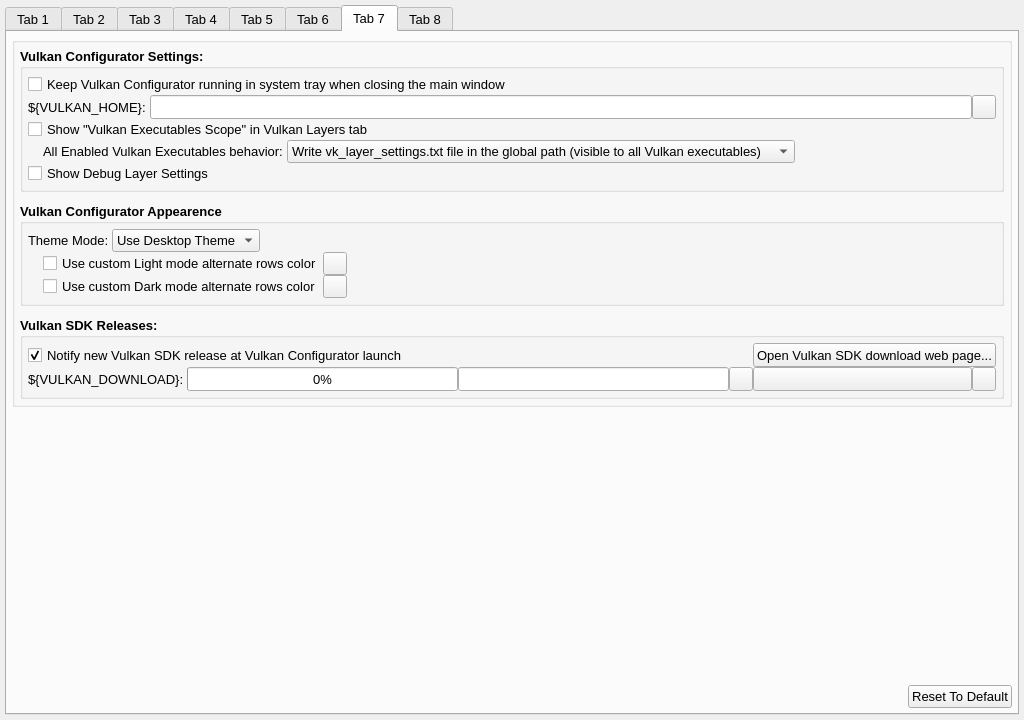
The window that vkconfig_gui/mainwindow.ui (LunarG/VulkanTools) describes before a commit, drawn with Qt 5.
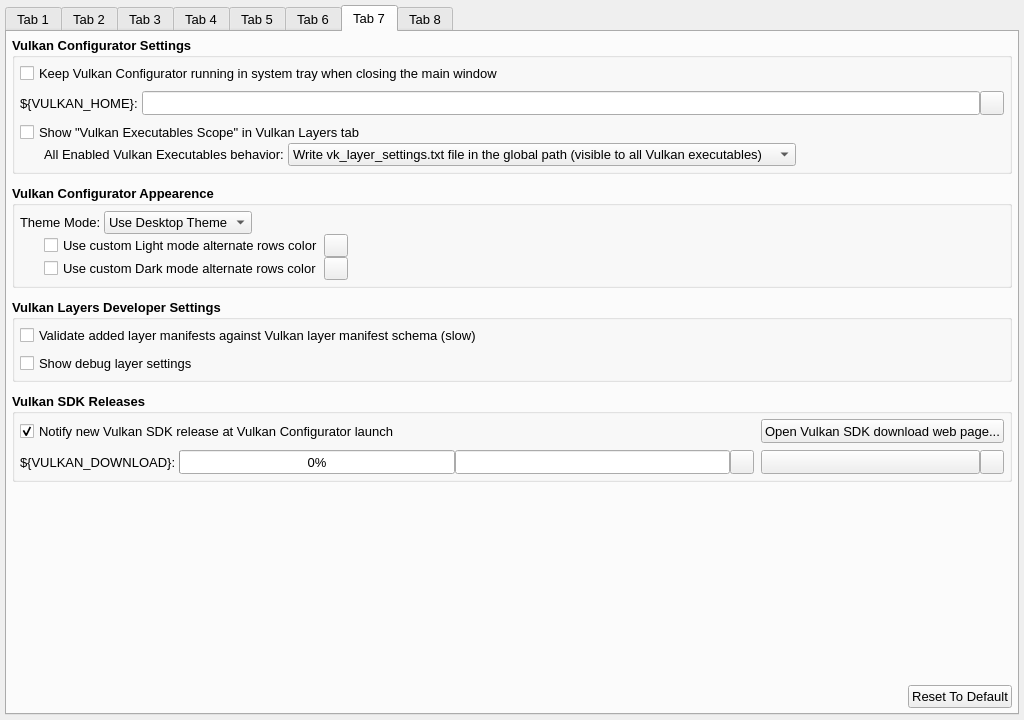
The same window after the commit. The open tabs and pages were chosen to show the change. Icons and pictures are not drawn.

Commit message: vkconfig: Refactor layers tab and improve UI consistency

Patch:
```diff
--- a/vkconfig_gui/mainwindow.ui
+++ b/vkconfig_gui/mainwindow.ui
@@ -3553,31 +3553,7 @@
        <attribute name="title">
         <string>Tab 7</string>
        </attribute>
-       <layout class="QVBoxLayout" name="verticalLayout_24" stretch="0,0,0">
-        <property name="spacing">
-         <number>11</number>
-        </property>
-        <property name="leftMargin">
-         <number>5</number>
-        </property>
-        <property name="topMargin">
-         <number>5</number>
-        </property>
-        <property name="rightMargin">
-         <number>5</number>
-        </property>
-        <property name="bottomMargin">
-         <number>5</number>
-        </property>
-        <item>
-         <widget class="QGroupBox" name="groupBox_5">
-          <property name="autoFillBackground">
-           <bool>false</bool>
-          </property>
-          <property name="title">
-           <string/>
-          </property>
-          <layout class="QVBoxLayout" name="verticalLayout_27">
+       <layout class="QVBoxLayout" name="verticalLayout_24" stretch="0,0,0,0,0,0">
            <property name="spacing">
             <number>11</number>
            </property>
@@ -3612,14 +3588,14 @@
               <bool>false</bool>
              </property>
              <property name="title">
-              <string>Vulkan Configurator Settings:</string>
+           <string>Vulkan Configurator Settings</string>
              </property>
              <property name="flat">
               <bool>false</bool>
              </property>
              <layout class="QVBoxLayout" name="verticalLayout_22">
               <property name="spacing">
-               <number>0</number>
+            <number>7</number>
               </property>
               <property name="leftMargin">
                <number>5</number>
@@ -3745,6 +3721,14 @@
                </layout>
               </item>
               <item>
+            <layout class="QVBoxLayout" name="verticalLayout_26">
+             <property name="spacing">
+              <number>0</number>
+             </property>
+             <property name="topMargin">
+              <number>0</number>
+             </property>
+             <item>
                <widget class="QCheckBox" name="preferences_show_executable_scope">
                 <property name="font">
                  <font>
@@ -3774,8 +3758,14 @@
                 </property>
                 <item>
                  <widget class="QLabel" name="label_15">
+                 <property name="minimumSize">
+                  <size>
+                   <width>24</width>
+                   <height>0</height>
+                  </size>
+                 </property>
                   <property name="text">
-                   <string>    </string>
+                  <string/>
                   </property>
                  </widget>
                 </item>
@@ -3832,28 +3822,7 @@
                 </item>
                </layout>
               </item>
-              <item>
-               <widget class="QCheckBox" name="preferences_show_debug_settings">
-                <property name="maximumSize">
-                 <size>
-                  <width>16777215</width>
-                  <height>24</height>
-                 </size>
-                </property>
-                <property name="font">
-                 <font>
-                  <family>Arial</family>
-                  <pointsize>10</pointsize>
-                  <bold>false</bold>
-                 </font>
-                </property>
-                <property name="toolTip">
-                 <string>Show debug layer settings, for layer development</string>
-                </property>
-                <property name="text">
-                 <string>Show Debug Layer Settings</string>
-                </property>
-               </widget>
+            </layout>
               </item>
              </layout>
             </widget>
@@ -4089,8 +4058,14 @@
                 </item>
                 <item row="0" column="0">
                  <widget class="QLabel" name="label_12">
+               <property name="minimumSize">
+                <size>
+                 <width>24</width>
+                 <height>0</height>
+                </size>
+               </property>
                   <property name="text">
-                   <string>    </string>
+                <string/>
                   </property>
                  </widget>
                 </item>
@@ -4099,6 +4074,80 @@
              </layout>
             </widget>
            </item>
+        <item>
+         <widget class="QGroupBox" name="groupBox_4">
+          <property name="font">
+           <font>
+            <family>Arial</family>
+            <pointsize>10</pointsize>
+            <bold>true</bold>
+           </font>
+          </property>
+          <property name="toolTip">
+           <string>This could be useful to check a layer manifest was edited correctly</string>
+          </property>
+          <property name="title">
+           <string>Vulkan Layers Developer Settings</string>
+          </property>
+          <layout class="QVBoxLayout" name="verticalLayout_21">
+           <property name="spacing">
+            <number>7</number>
+           </property>
+           <property name="leftMargin">
+            <number>5</number>
+           </property>
+           <property name="topMargin">
+            <number>5</number>
+           </property>
+           <property name="rightMargin">
+            <number>5</number>
+           </property>
+           <property name="bottomMargin">
+            <number>5</number>
+           </property>
+           <item>
+            <widget class="QCheckBox" name="preferences_validate_layer">
+             <property name="font">
+              <font>
+               <family>Arial</family>
+               <pointsize>10</pointsize>
+               <bold>false</bold>
+              </font>
+             </property>
+             <property name="toolTip">
+              <string>Check to validate the layer manifests wheen adding a user path. This may take some time...</string>
+             </property>
+             <property name="text">
+              <string>Validate added layer manifests against Vulkan layer manifest schema (slow)</string>
+             </property>
+            </widget>
+           </item>
+           <item>
+            <widget class="QCheckBox" name="preferences_show_debug_settings">
+             <property name="maximumSize">
+              <size>
+               <width>16777215</width>
+               <height>24</height>
+              </size>
+             </property>
+             <property name="font">
+              <font>
+               <family>Arial</family>
+               <pointsize>10</pointsize>
+               <bold>false</bold>
+              </font>
+             </property>
+             <property name="toolTip">
+              <string>Show debug layer settings, for layer development</string>
+             </property>
+             <property name="text">
+              <string>Show debug layer settings</string>
+             </property>
+            </widget>
+           </item>
+          </layout>
+         </widget>
+        </item>
            <item>
             <widget class="QGroupBox" name="preferences_group_box_releases">
              <property name="sizePolicy">
@@ -4118,7 +4167,7 @@
               <bool>false</bool>
              </property>
              <property name="title">
-              <string>Vulkan SDK Releases:</string>
+           <string>Vulkan SDK Releases</string>
              </property>
              <property name="flat">
               <bool>false</bool>
@@ -4128,7 +4177,7 @@
              </property>
              <layout class="QVBoxLayout" name="verticalLayout_25">
               <property name="spacing">
-               <number>0</number>
+            <number>7</number>
               </property>
               <property name="leftMargin">
                <number>5</number>
@@ -4151,7 +4200,7 @@
                  <number>0</number>
                 </property>
                 <property name="spacing">
-                 <number>0</number>
+              <number>7</number>
                 </property>
                 <item row="2" column="0">
                  <layout class="QHBoxLayout" name="horizontalLayout_8">
@@ -4421,9 +4470,6 @@
              </layout>
             </widget>
            </item>
-          </layout>
-         </widget>
-        </item>
         <item>
          <spacer name="verticalSpacer_2">
           <property name="orientation">
@@ -4515,30 +4561,6 @@
          <number>5</number>
         </property>
         <item>
-         <widget class="QGroupBox" name="groupBox_4">
-          <property name="autoFillBackground">
-           <bool>false</bool>
-          </property>
-          <property name="title">
-           <string/>
-          </property>
-          <layout class="QVBoxLayout" name="verticalLayout_26">
-           <property name="spacing">
-            <number>0</number>
-           </property>
-           <property name="leftMargin">
-            <number>5</number>
-           </property>
-           <property name="topMargin">
-            <number>5</number>
-           </property>
-           <property name="rightMargin">
-            <number>5</number>
-           </property>
-           <property name="bottomMargin">
-            <number>5</number>
-           </property>
-           <item>
             <widget class="QGroupBox" name="groupBox">
              <property name="minimumSize">
               <size>
@@ -4803,9 +4825,6 @@
              <property name="openExternalLinks">
               <bool>true</bool>
              </property>
-            </widget>
-           </item>
-          </layout>
          </widget>
         </item>
        </layout>
```
Left out of the diff: 291 changed lines with no effect on the pictures. Lines whose indentation alone changed are shown as unchanged. The commit also changes 36 other files.
